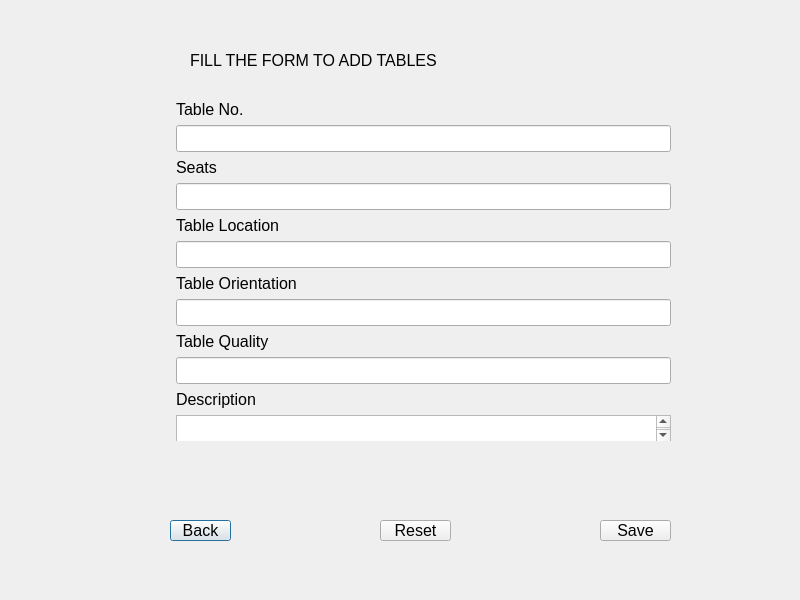
Qt form RMS_qt/add_tables.ui (dev-pratik02/RMS) before a commit.
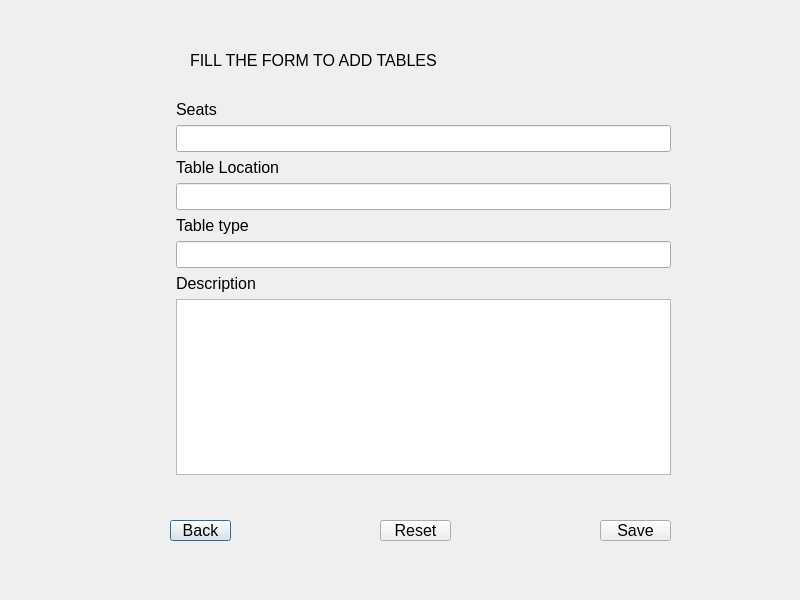
The same form after that commit.

The edit to the form file:
```diff
--- a/RMS_qt/add_tables.ui
+++ b/RMS_qt/add_tables.ui
@@ -76,69 +76,49 @@
      <x>170</x>
      <y>100</y>
      <width>501</width>
-     <height>341</height>
+     <height>375</height>
     </rect>
    </property>
    <layout class="QFormLayout" name="formLayout">
     <item row="0" column="1">
-     <widget class="QLabel" name="label">
-      <property name="text">
-       <string>Table No.</string>
-      </property>
-     </widget>
-    </item>
-    <item row="1" column="1">
-     <widget class="QLineEdit" name="lineEdit_1"/>
-    </item>
-    <item row="2" column="1">
      <widget class="QLabel" name="label_2">
       <property name="text">
        <string>Seats</string>
       </property>
      </widget>
     </item>
-    <item row="3" column="1">
+    <item row="1" column="1">
      <widget class="QLineEdit" name="lineEdit_2"/>
     </item>
-    <item row="4" column="1">
+    <item row="2" column="1">
      <widget class="QLabel" name="label_3">
       <property name="text">
        <string>Table Location</string>
       </property>
      </widget>
     </item>
-    <item row="6" column="1">
-     <widget class="QLabel" name="label_4">
-      <property name="text">
-       <string>Table Orientation</string>
-      </property>
-     </widget>
+    <item row="3" column="1">
+     <widget class="QLineEdit" name="lineEdit_3"/>
     </item>
-    <item row="8" column="1">
+    <item row="4" column="1">
      <widget class="QLabel" name="label_5">
       <property name="text">
-       <string>Table Quality</string>
+       <string>Table type</string>
       </property>
      </widget>
     </item>
-    <item row="10" column="1">
+    <item row="5" column="1">
+     <widget class="QLineEdit" name="lineEdit_5"/>
+    </item>
+    <item row="6" column="1">
      <widget class="QLabel" name="label_6">
       <property name="text">
        <string>Description</string>
       </property>
      </widget>
     </item>
-    <item row="11" column="1">
-     <widget class="QTextEdit" name="textEdit_1"/>
-    </item>
-    <item row="5" column="1">
-     <widget class="QLineEdit" name="lineEdit_3"/>
-    </item>
     <item row="7" column="1">
-     <widget class="QLineEdit" name="lineEdit_4"/>
-    </item>
-    <item row="9" column="1">
-     <widget class="QLineEdit" name="lineEdit_5"/>
+     <widget class="QTextEdit" name="textEdit_1"/>
     </item>
    </layout>
   </widget>
```
